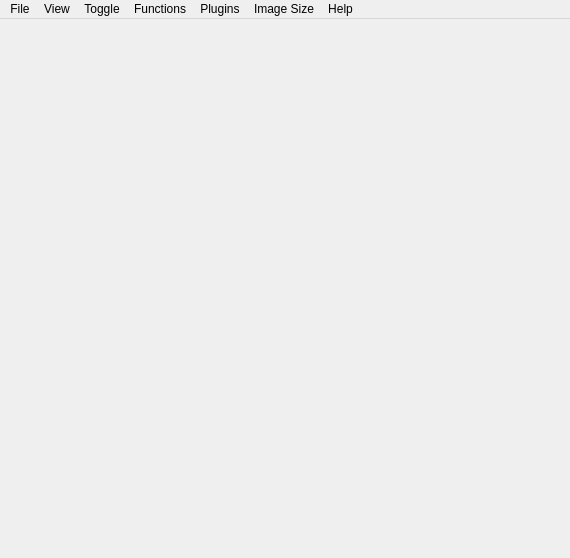
Old version of the form drishti/mainwindow.ui in the repository nci/drishti.
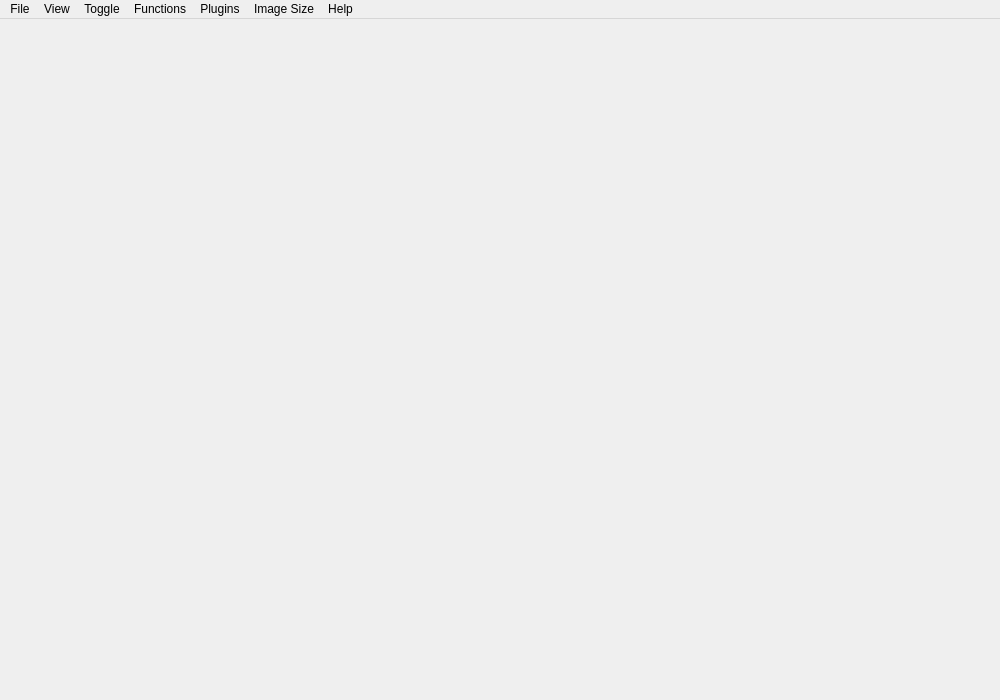
New version of the form.

What changed in the file:
```diff
--- a/drishti/mainwindow.ui
+++ b/drishti/mainwindow.ui
@@ -6,8 +6,8 @@
    <rect>
     <x>0</x>
     <y>0</y>
-    <width>570</width>
-    <height>558</height>
+    <width>1000</width>
+    <height>700</height>
    </rect>
   </property>
   <property name="cursor">
```
